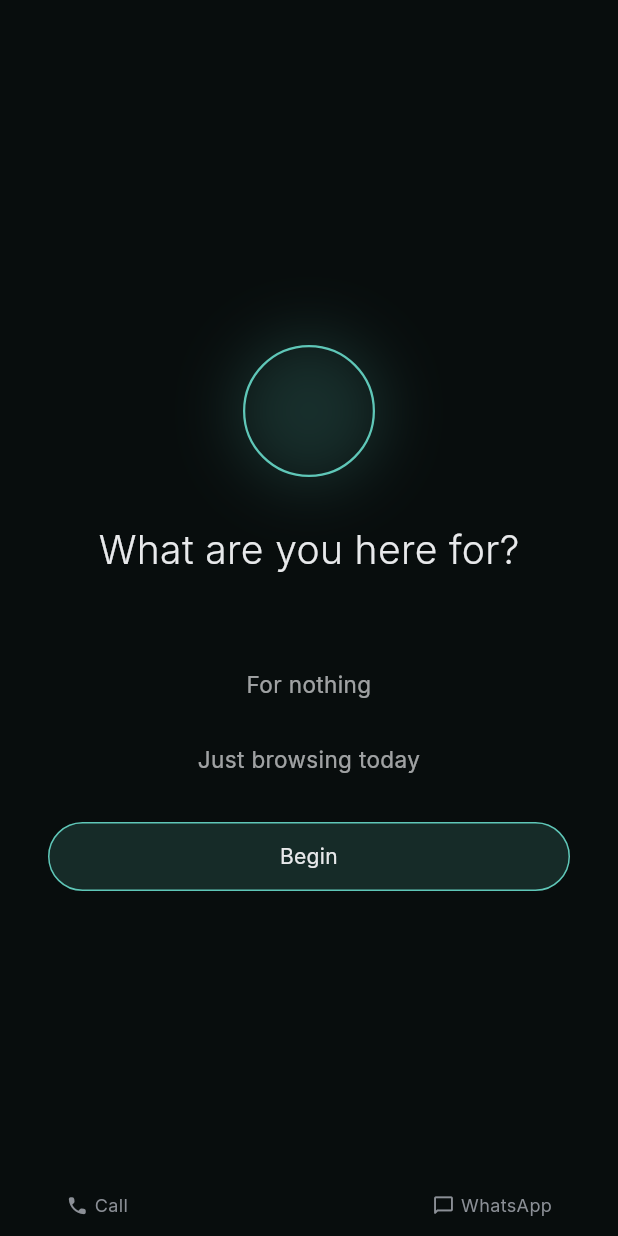
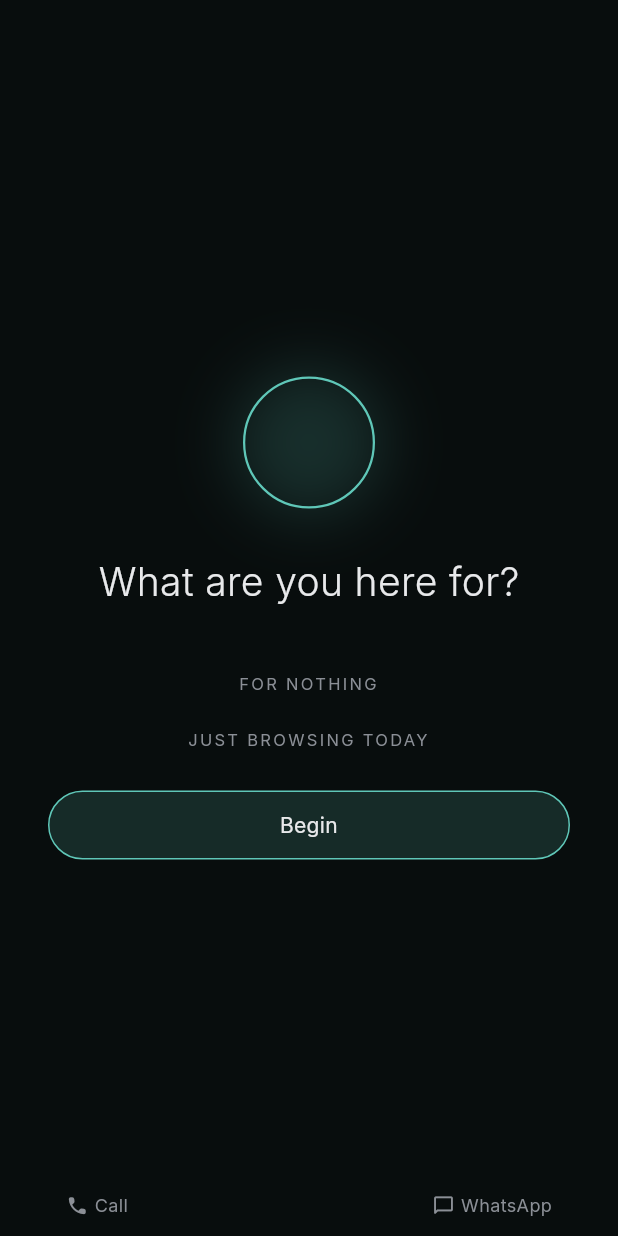
Before and after one commit to alihdrndm/threshold-mobile, a Flutter app: the RitualScreen screen opened by its route, on a phone screen of 412 x 824 dp. Run offline on Flutter 3.47's test engine with Material 3 defaults, Android fonts, the phone set to English and light mode, and no system bars; our stand-ins replace cloud_firestore, drift, drift_flutter, firebase_auth, firebase_core, flutter_riverpod and 3 more; accounts and stored records are empty; generated files the repository leaves out were written again; statements that could not run were skipped.

Commit message:
The ways out, in the label voice
Three notes from using it: too much air between them, the words too
large, and — the real one — no visible answer to a press.

The press was animating: it lifted white text from 68% to full. That
is a change the eye genuinely cannot see. It now shifts colour instead,
muted ink lighting to the day's own accent under the finger and cooling
back on release, which is unmistakable and ties the exits to whichever
theme the day is wearing.

Size and voice: 11sp tracked caps, the label voice the rest of the app
already speaks, so the two ways out sit clearly under a sentence-case
Begin rather than competing with it. Padding down from 14 to 11 and the
gap above from 48 to 32 — the three read as one group now instead of
three separated things.

```diff
--- a/lib/features/ritual/presentation/ritual_screen.dart
+++ b/lib/features/ritual/presentation/ritual_screen.dart
@@ -269,7 +269,7 @@ class _RitualScreenState extends ConsumerState<RitualScreen> {
             ),
           ],
         ],
-        const SizedBox(height: AppSpacing.xxxl),
+        const SizedBox(height: AppSpacing.xxl),
         // Three answers to the question above, in the order the truth
         // usually arrives: nothing, browsing, and — reached past both —
         // the commitment. Only Begin is a button, because only Begin is a
@@ -290,30 +290,28 @@ class _RitualScreenState extends ConsumerState<RitualScreen> {
   /// An honest way out, as words rather than furniture.
   ///
   /// No border, no fill — a border here would make an exit look like a
-  /// destination. What makes it feel alive instead is the answer under the
-  /// finger: it lifts out of the dark to full ink as you press, and settles
-  /// back when you let go. Purpose is feedback and nothing else, so it is
-  /// fast (the press dip) and cheap (opacity only). The padding is the tap
-  /// target — 48dp tall, though only the words are visible.
+  /// destination. Small and tracked, in the label voice the rest of the
+  /// app already speaks, so the two ways out read as quiet next to a
+  /// sentence-case Begin.
+  ///
+  /// The press answers in the day's own colour: muted ink lights to the
+  /// accent under the finger and cools back on release. The earlier
+  /// version only lifted opacity on already-white text, which is a real
+  /// change the eye simply cannot see — a colour shift can.
   Widget _textAction(String label, VoidCallback onTap, {String? semantic}) =>
       PressableScale.builder(
         onPressed: onTap,
         semanticLabel: semantic,
         builder: (context, pressed) => Padding(
           padding: const EdgeInsets.symmetric(
-              vertical: 14, horizontal: AppSpacing.lg),
-          child: AnimatedOpacity(
+              vertical: 11, horizontal: AppSpacing.lg),
+          child: AnimatedDefaultTextStyle(
             duration: AppDurations.base,
             curve: Curves.ease,
-            opacity: pressed ? 1 : 0.68,
-            child: Text(
-              label,
-              textAlign: TextAlign.center,
-              style: AppTypography.body.copyWith(
-                color: _ink,
-                fontSize: 15,
-              ),
+            style: AppTypography.labelCaps(size: 11).copyWith(
+              color: pressed ? theme.accent : _inkMuted,
             ),
+            child: Text(label.toUpperCase(), textAlign: TextAlign.center),
           ),
         ),
       );
```
